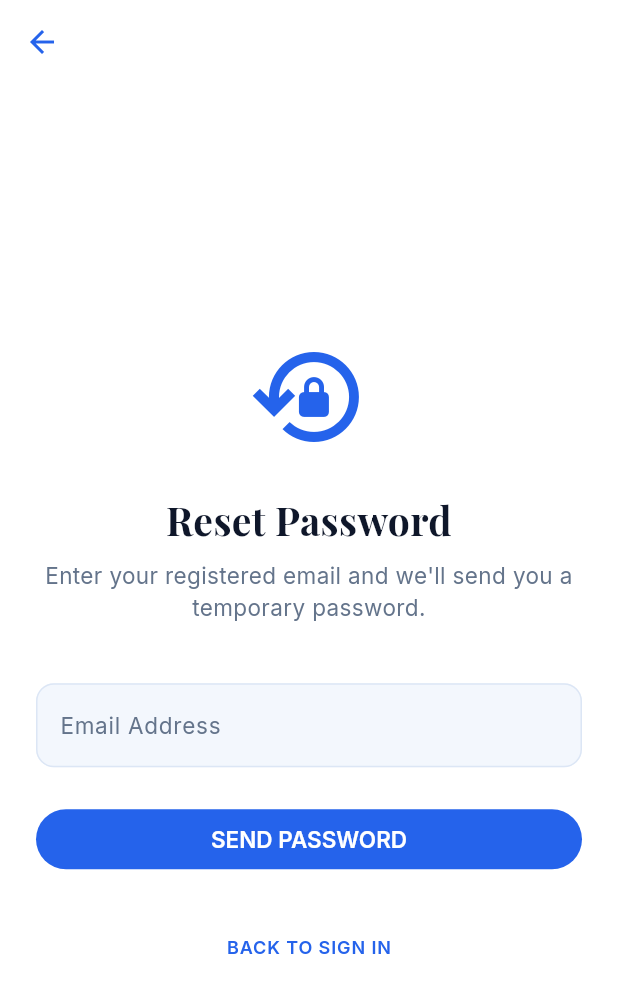
After one commit to jome11/Robox, a Flutter app: the ForgotPasswordScreen screen opened by its route, after a tap on "SEND PASSWORD", after a tap on "BACK TO SIGN IN", after a tap on "Forgot Password?", on a phone screen of 412 x 824 dp. The commit adds this screen. Shown: the top 993 px of the screen. Run offline on Flutter 3.47's test engine with Material 3 defaults, Android fonts, the phone set to English and light mode, and no system bars; our stand-ins replace equatable, file_picker, fl_chart, flutter_bloc, flutter_secure_storage, go_router and 1 more; missing offline and left inert: excel; accounts and stored records are empty.

Commit message:
forgoten password

```diff
--- a/lib/core/routes/app_router.dart
+++ b/lib/core/routes/app_router.dart
@@ -19,6 +19,7 @@ import '../../features/shared/chat/view/chat_screen.dart';
 
 import 'package:flutter_bloc/flutter_bloc.dart';
 import '../../features/auth/view/signup_screen.dart';
+import '../../features/auth/view/forgot_password_screen.dart';
 import '../../features/auth/view/pending_approval_screen.dart';
 import '../../features/admin/pending_requests/view/pending_requests_screen.dart';
 import '../../features/auth/bloc/signup_bloc.dart';
@@ -43,6 +44,10 @@ class AppRouter {
         GoRoute(
           path: '/pending-approval',
           builder: (context, state) => const PendingApprovalScreen(),
+        ),
+        GoRoute(
+          path: '/forgot-password',
+          builder: (context, state) => const ForgotPasswordScreen(),
         ),
 
         GoRoute(
--- a/lib/data/repositories/auth_repository.dart
+++ b/lib/data/repositories/auth_repository.dart
@@ -7,10 +7,35 @@ import '../models/user_model.dart';
 abstract class AuthRepository {
   Future<UserModel?> login(String email, String password);
   Future<void> signup(String name, String email, String password);
+  Future<void> forgotPassword(String email);
 }
 
 class AuthRepositoryImpl implements AuthRepository {
   final _storage = const FlutterSecureStorage();
+
+  @override
+  Future<void> forgotPassword(String email) async {
+    final url = Uri.parse('${ApiConstants.baseUrl}/forgot-password');
+    print('AUTH_LOG: Requesting password reset for: $email');
+
+    try {
+      final response = await http.post(
+        url,
+        headers: {'Content-Type': 'application/json'},
+        body: jsonEncode({'email': email}),
+      ).timeout(const Duration(seconds: 10));
+
+      print('AUTH_LOG: Response Status: ${response.statusCode}');
+      if (response.statusCode != 200) {
+        final data = jsonDecode(response.body) as Map<String, dynamic>;
+        if (data['error'] == 'USER_NOT_FOUND') throw Exception('USER_NOT_FOUND');
+        throw Exception('FORGOT_PASSWORD_FAILED');
+      }
+    } catch (e) {
+      print('AUTH_LOG: Exception during forgotPassword: $e');
+      rethrow;
+    }
+  }
 
   @override
   Future<UserModel?> login(String email, String password) async {
--- /dev/null
+++ b/lib/features/auth/view/forgot_password_screen.dart
@@ -0,0 +1,135 @@
+import 'package:flutter/material.dart';
+import 'package:go_router/go_router.dart';
+import '../../../core/theme/app_colors.dart';
+import '../../../core/theme/app_text_styles.dart';
+import '../../../core/widgets/robox_button.dart';
+import '../../../data/repositories/auth_repository.dart';
+
+class ForgotPasswordScreen extends StatefulWidget {
+  const ForgotPasswordScreen({super.key});
+
+  @override
+  State<ForgotPasswordScreen> createState() => _ForgotPasswordScreenState();
+}
+
+class _ForgotPasswordScreenState extends State<ForgotPasswordScreen> {
+  final _emailController = TextEditingController();
+  final _authRepository = AuthRepositoryImpl();
+  bool _isLoading = false;
+  String? _successMessage;
+  String? _errorMessage;
+
+  Future<void> _submitRequest() async {
+    final email = _emailController.text.trim();
+    if (email.isEmpty) {
+      setState(() => _errorMessage = 'Please enter your email address');
+      return;
+    }
+
+    setState(() {
+      _isLoading = true;
+      _errorMessage = null;
+      _successMessage = null;
+    });
+
+    try {
+      await _authRepository.forgotPassword(email);
+      setState(() {
+        _successMessage = 'A temporary password has been sent to your email.';
+        _isLoading = false;
+      });
+    } catch (e) {
+      setState(() {
+        if (e.toString().contains('USER_NOT_FOUND')) {
+          _errorMessage = 'No account found with this email.';
+        } else {
+          _errorMessage = 'Failed to request reset. Please check your connection.';
+        }
+        _isLoading = false;
+      });
+    }
+  }
+
+  @override
+  void dispose() {
+    _emailController.dispose();
+    super.dispose();
+  }
+
+  @override
+  Widget build(BuildContext context) {
+    return Scaffold(
+      appBar: AppBar(
+        backgroundColor: Colors.transparent,
+        elevation: 0,
+        leading: IconButton(
+          icon: const Icon(Icons.arrow_back, color: AppColors.primary),
+          onPressed: () => context.go('/login'),
+        ),
+      ),
+      body: Center(
+        child: SingleChildScrollView(
+          padding: const EdgeInsets.all(24.0),
+          child: Column(
+            mainAxisAlignment: MainAxisAlignment.center,
+            crossAxisAlignment: CrossAxisAlignment.stretch,
+            children: [
+              const Icon(
+                Icons.lock_reset_outlined,
+                size: 80,
+                color: AppColors.primary,
+              ),
+              const SizedBox(height: 24),
+              Text(
+                'Reset Password',
+                textAlign: TextAlign.center,
+                style: AppTextStyles.headline,
+              ),
+              const SizedBox(height: 8),
+              Text(
+                'Enter your registered email and we\'ll send you a temporary password.',
+                textAlign: TextAlign.center,
+                style: AppTextStyles.body.copyWith(color: AppColors.textMuted),
+              ),
+              const SizedBox(height: 40),
+              TextField(
+                controller: _emailController,
+                decoration: InputDecoration(
+                  labelText: 'Email Address',
+                  border: const OutlineInputBorder(),
+                  errorText: _errorMessage,
+                ),
+                keyboardType: TextInputType.emailAddress,
+              ),
+              const SizedBox(height: 24),
+              if (_successMessage != null)
+                Padding(
+                  padding: const EdgeInsets.only(bottom: 24),
+                  child: Text(
+                    _successMessage!,
+                    textAlign: TextAlign.center,
+                    style: AppTextStyles.body.copyWith(color: Colors.green),
+                  ),
+                ),
+              if (_isLoading)
+                const Center(child: CircularProgressIndicator())
+              else
+                RoboxButton(
+                  label: 'SEND PASSWORD',
+                  onPressed: _submitRequest,
+                ),
+              const SizedBox(height: 24),
+              TextButton(
+                onPressed: () => context.go('/login'),
+                child: Text(
+                  'BACK TO SIGN IN',
+                  style: AppTextStyles.label.copyWith(color: AppColors.primary),
+                ),
+              ),
+            ],
+          ),
+        ),
+      ),
+    );
+  }
+}
--- a/lib/features/auth/view/login_screen.dart
+++ b/lib/features/auth/view/login_screen.dart
@@ -62,7 +62,17 @@ class _LoginScreenState extends State<LoginScreen> {
                   border: OutlineInputBorder(),
                 ),
               ),
-              const SizedBox(height: 24),
+              Align(
+                alignment: Alignment.centerRight,
+                child: TextButton(
+                  onPressed: () => context.push('/forgot-password'),
+                  child: Text(
+                    'Forgot Password?',
+                    style: AppTextStyles.label.copyWith(color: AppColors.primary),
+                  ),
+                ),
+              ),
+              const SizedBox(height: 16),
               BlocConsumer<AuthBloc, AuthState>(
                 listener: (context, state) {
                   if (state is AuthError) {
```
